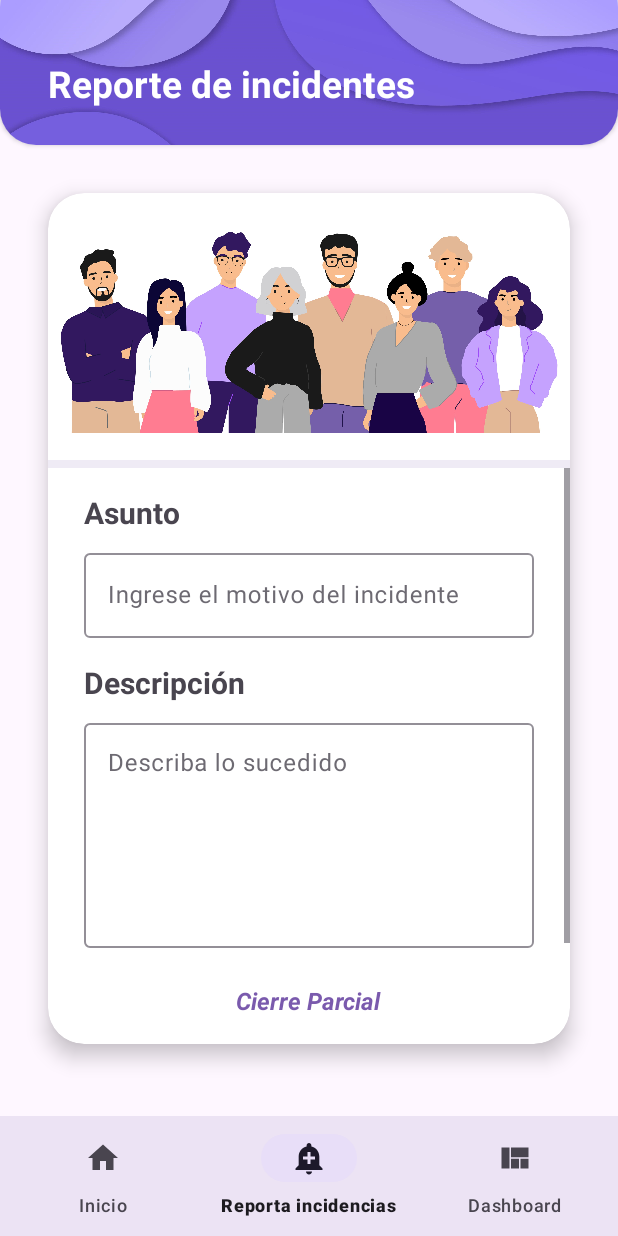
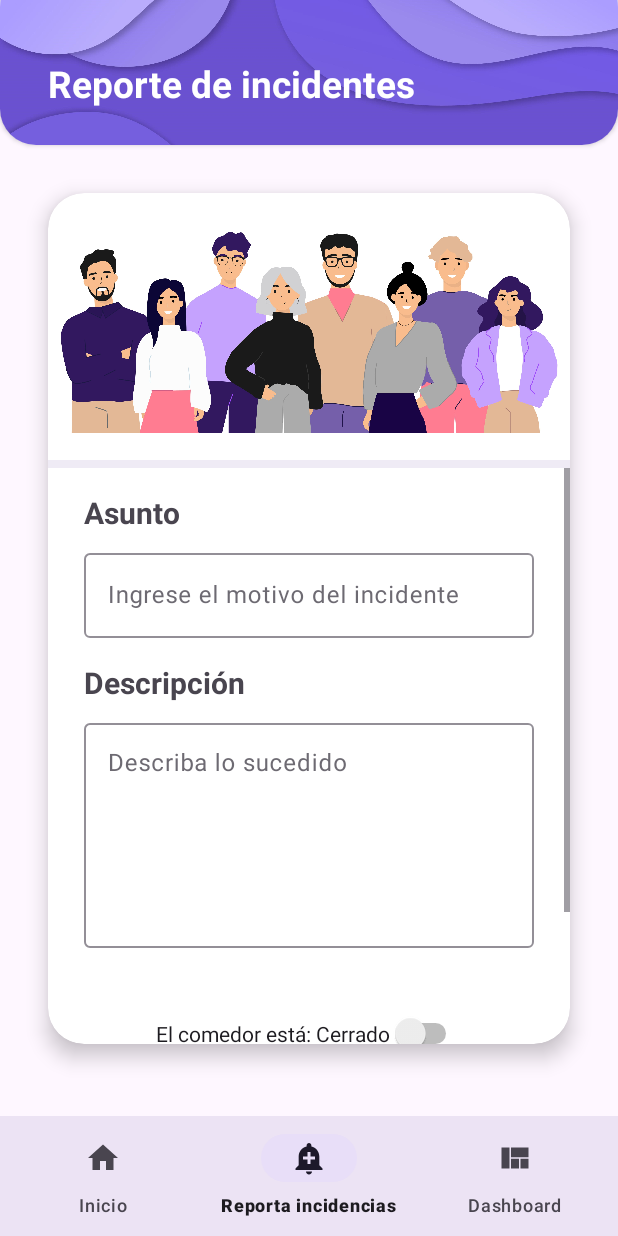
Before and after one commit to Alfredo-Azamar/PlatoPaTodos, an Android app: the IncidentFrag screen opened through its navigation route, on a phone screen of 412 x 824 dp. Run offline under Robolectric (Android 15) with nearby library versions, the phone set to English and light mode, and no system bars; our stand-ins replace navigation-ui.

Commit message:
Últimos cambios

```diff
--- a/app/src/main/java/mx/mr/platopatodos/ui/incident/IncidentFrag.kt
+++ b/app/src/main/java/mx/mr/platopatodos/ui/incident/IncidentFrag.kt
@@ -1,19 +1,18 @@
 package mx.mr.platopatodos.ui.incident
 
 import android.annotation.SuppressLint
+import android.content.DialogInterface
 import android.os.Bundle
 import androidx.fragment.app.Fragment
 import android.view.LayoutInflater
 import android.view.View
 import android.view.ViewGroup
 import android.widget.Toast
+import androidx.appcompat.app.AlertDialog
 import androidx.fragment.app.viewModels
-import androidx.lifecycle.ViewModelProvider
 import androidx.navigation.fragment.findNavController
-import mx.mr.platopatodos.R
 import mx.mr.platopatodos.databinding.FragmentIncidentBinding
 import mx.mr.platopatodos.model.Prefs
-import mx.mr.platopatodos.ui.incident.IncidentVM
 
 /**
  * Incident Frag View
@@ -42,6 +41,17 @@ class IncidentFrag : Fragment() {
         changeStatus()
     }
 
+    @SuppressLint("SetTextI18n")
+    override fun onResume() {
+        super.onResume()
+        binding.swClosure.isChecked = prefs.getStatus()
+        if (binding.swClosure.isChecked){
+            binding.swClosure.text = "El comedor está: Abierto"
+        } else {
+            binding.swClosure.text = "El comedor está: Cerrado"
+        }
+    }
+
     private fun insertIncident() {
         binding.btnUploadReport.setOnClickListener {
 
@@ -60,12 +70,33 @@ class IncidentFrag : Fragment() {
 
     @SuppressLint("SetTextI18n")
     private fun changeStatus() {
-        binding.etClosure.setOnClickListener {
+        binding.swClosure.setOnClickListener {
             val diningName = prefs.getLocation()
-            viewModel.updateDinStatus(diningName)
-            val cardsViewClickable = false
-            prefs.saveStautsCV(cardsViewClickable)
-            binding.etClosure.text = "Cerrado!"
+            if (prefs.getStatus()) {
+//                binding.swClosure.isChecked = prefs.getStatus()
+                val alert = AlertDialog.Builder(requireActivity())
+                    .setTitle("A V I S O")
+                    .setMessage("¿Desea cambiar el estado del comedor?")
+                    .setCancelable(false)
+                    .setPositiveButton("Sí"){ dialogInterface: DialogInterface, i: Int ->
+                        viewModel.updateDinStatus(diningName)
+                        prefs.saveStautsCV(false)
+                        binding.swClosure.isChecked = prefs.getStatus()
+                        binding.swClosure.text = "El comedor está: Cerrado"
+                    }
+                    .setNegativeButton("No"){ dialogInterface: DialogInterface, i: Int ->
+                        binding.swClosure.isChecked = prefs.getStatus()
+                    }
+                alert.show()
+            } else {
+                if (prefs.getUpMenu()){
+//                    binding.swClosure.isChecked = prefs.getStatus()
+                    binding.swClosure.text = "El comedor está: Abierto"
+                    viewModel.updateDinStatus(diningName)
+                    prefs.saveStautsCV(true)
+                }
+//                binding.swClosure.isChecked = prefs.getStatus()
+            }
         }
     }
 
--- a/app/src/main/java/mx/mr/platopatodos/ui/menu/MenuActivity.kt
+++ b/app/src/main/java/mx/mr/platopatodos/ui/menu/MenuActivity.kt
@@ -52,8 +52,9 @@ class MenuActivity : AppCompatActivity() {
 
 
             //Clickable Component for CardViews
-            val cardsViewClickable = true
-            prefs.saveStautsCV(cardsViewClickable)
+            prefs.saveStautsCV(true)
+            prefs.saveUpMenu(true)
+            println("SSS ${prefs.getUpMenu()}")
             finish()
         }
     }
--- a/app/src/main/res/layout/fragment_incident.xml
+++ b/app/src/main/res/layout/fragment_incident.xml
@@ -17,7 +17,8 @@
         app:layout_constraintBottom_toTopOf="@+id/guideline6"
         app:layout_constraintEnd_toEndOf="parent"
         app:layout_constraintStart_toStartOf="parent"
-        app:layout_constraintTop_toTopOf="parent">
+        app:layout_constraintTop_toTopOf="parent"
+        tools:ignore="VisualLintBounds">
 
         <androidx.constraintlayout.widget.ConstraintLayout
             android:layout_width="match_parent"
@@ -32,7 +33,7 @@
                 android:layout_marginEnd="100dp"
                 android:layout_marginBottom="24dp"
                 android:autoSizeTextType="uniform"
-                android:text="Reporte de incidentes"
+                android:text="@string/reporte_de_incidentes"
                 android:textColor="@color/white"
                 android:textStyle="bold"
                 app:layout_constraintBottom_toBottomOf="parent"
@@ -66,6 +67,7 @@
                 android:layout_marginStart="8dp"
                 android:layout_marginTop="8dp"
                 android:layout_marginEnd="8dp"
+                android:contentDescription="@string/incidentimage"
                 app:layout_constraintEnd_toEndOf="parent"
                 app:layout_constraintStart_toStartOf="parent"
                 app:layout_constraintTop_toTopOf="parent"
@@ -100,7 +102,7 @@
                         android:layout_height="wrap_content"
                         android:layout_marginStart="24dp"
                         android:layout_marginTop="16dp"
-                        android:text="Asunto"
+                        android:text="@string/asunto"
                         android:textSize="20sp"
                         android:textStyle="bold" />
 
@@ -117,8 +119,10 @@
                             android:id="@+id/et_issue"
                             android:layout_width="match_parent"
                             android:layout_height="wrap_content"
-                            android:hint="Ingrese el motivo del incidente"
-                            android:inputType="text" />
+                            android:hint="@string/ingrese_el_motivo_del_incidente"
+                            android:inputType="text"
+                            android:textColorHint="#757575"
+                            tools:ignore="TextContrastCheck,VisualLintTextFieldSize" />
                     </com.google.android.material.textfield.TextInputLayout>
 
                     <TextView
@@ -127,7 +131,7 @@
                         android:layout_height="wrap_content"
                         android:layout_marginStart="24dp"
                         android:layout_marginTop="16dp"
-                        android:text="Descripción"
+                        android:text="@string/descripcion"
                         android:textSize="20sp"
                         android:textStyle="bold" />
 
@@ -146,23 +150,21 @@
                             android:layout_width="match_parent"
                             android:layout_height="wrap_content"
                             android:gravity="top"
-                            android:hint="Describa lo sucedido"
+                            android:hint="@string/describa_lo_sucedido"
                             android:inputType="textMultiLine"
-                            android:lines="6" />
+                            android:lines="6"
+                            android:textColorHint="#757575"
+                            tools:ignore="TextContrastCheck,VisualLintTextFieldSize" />
                     </com.google.android.material.textfield.TextInputLayout>
 
-                    <TextView
-                        android:id="@+id/et_closure"
+                    <Switch
+                        android:id="@+id/sw_closure"
                         android:layout_width="wrap_content"
-                        android:layout_height="wrap_content"
+                        android:layout_height="50dp"
                         android:layout_gravity="center"
-                        android:layout_marginStart="32dp"
-                        android:layout_marginEnd="32dp"
-                        android:layout_marginBottom="20dp"
-                        android:text="Cierre Parcial"
-                        android:textColor="@color/main_color"
-                        android:textSize="16sp"
-                        android:textStyle="bold|italic" />
+                        android:layout_marginTop="8dp"
+                        android:layout_marginBottom="16dp"
+                        android:text="Estado del Comedor" />
 
                     <Button
                         android:id="@+id/btn_uploadReport"
@@ -172,7 +174,8 @@
                         android:layout_marginEnd="48dp"
                         android:layout_marginBottom="32dp"
                         android:backgroundTint="@color/purple_dif"
-                        android:text="@string/generar_reporte" />
+                        android:text="@string/generar_reporte"
+                        tools:ignore="TextContrastCheck,VisualLintButtonSize" />
 
                 </LinearLayout>
             </ScrollView>
--- a/app/src/main/res/values/strings.xml
+++ b/app/src/main/res/values/strings.xml
@@ -26,5 +26,11 @@
     <!-- TODO: Remove or change this placeholder text -->
     <string name="hello_blank_fragment">Hello blank fragment</string>
     <string name="generar_reporte">Generar reporte</string>
+    <string name="reporte_de_incidentes">Reporte de incidentes</string>
+    <string name="incidentimage">incidentImage</string>
+    <string name="asunto">Asunto</string>
+    <string name="descripcion">Descripción</string>
+    <string name="describa_lo_sucedido">Describa lo sucedido</string>
+    <string name="ingrese_el_motivo_del_incidente">Ingrese el motivo del incidente</string>
 
 </resources>
```
Also changed, not shown: app/src/main/java/mx/mr/platopatodos/model/Prefs.kt (+14 -0 lines), app/src/main/java/mx/mr/platopatodos/ui/home/HomeFrag.kt (+2 -5 lines), app/src/main/java/mx/mr/platopatodos/ui/menu/MenuVM.kt (+0 -7 lines).
